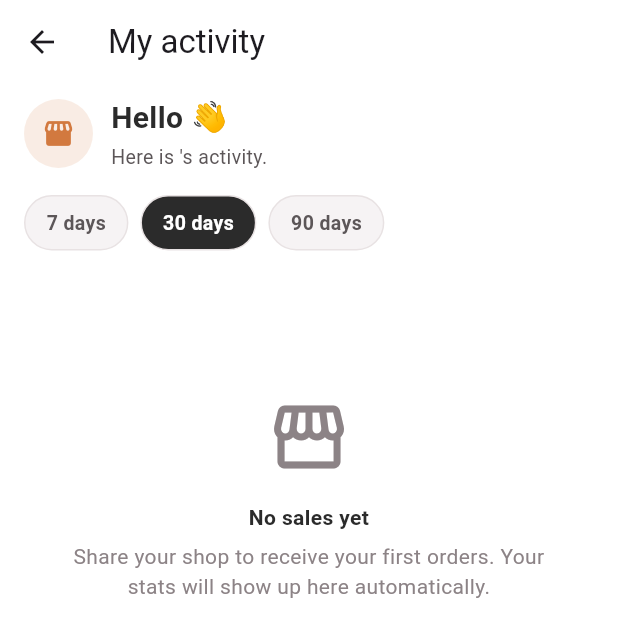
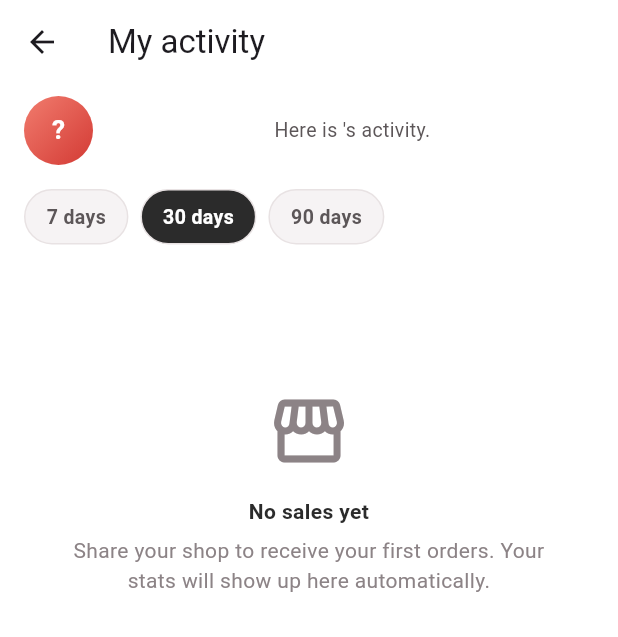
Before and after one commit to eminasidamine/hackathon, a Flutter app: the VendorDashboardScreen screen opened directly with empty values, on a phone screen of 412 x 824 dp. Shown: the top 637 px of the screen. Run offline on Flutter 3.47's test engine with Material 3 defaults, Android fonts, the phone set to English and light mode, and no system bars; our stand-ins replace cached_network_image, flutter_map, flutter_svg, image_picker, latlong2, pdf and 2 more; missing offline and left inert: dart:html; accounts and stored records are empty.

Commit message:
Make merchant code optional, redesign vendor activity header
- Merchant code is no longer required to create/edit a shop: vendors
  without one can still get clients, who receive the order and arrange
  payment directly (helper text explains this instead of blocking submit)
- "My activity" header: drop the "Bonjour {name}" greeting, center the
  "Voici l'activité de {shop}" line next to the avatar, and show the
  shop's real logo (ShopAvatar) instead of a generic storefront icon
- Replace the copper highlight on the revenue KPI card with a pale blue
  tint (AppTheme.kpiHighlight/kpiHighlightBorder) for a more
  professional look

Co-Authored-By: Claude Sonnet 5 <noreply@anthropic.com>
Claude-Session: https://claude.ai/code/session_012Y2qMg5L1ijpiyNF9rYbDt

```diff
--- a/lib/core/strings.dart
+++ b/lib/core/strings.dart
@@ -1567,6 +1567,21 @@ class Strings {
       'ar': 'مطلوب لاستلام المدفوعات عبر التطبيق',
       'en': 'Required to receive payments through the app',
     },
+    'merchant_code_form_label': {
+      'fr': 'Code marchand (facultatif)',
+      'ar': 'رمز التاجر (اختياري)',
+      'en': 'Merchant code (optional)',
+    },
+    'merchant_code_helper_optional': {
+      'fr': 'Si vous n\'avez pas encore de code marchand, laissez ce champ '
+          'vide — vos clients pourront quand même commander, puis vous '
+          'contacter pour convenir du paiement.',
+      'ar': 'إذا لم يكن لديك رمز تاجر بعد، اترك هذا الحقل فارغًا — سيتمكن '
+          'عملاؤك من الطلب رغم ذلك، ثم التواصل معك للاتفاق على الدفع.',
+      'en': 'If you don\'t have a merchant code yet, leave this field blank '
+          '— your customers can still order, then contact you to arrange '
+          'payment.',
+    },
     'pickup_location_label': {
       'fr': 'Lieu de récupération (pour les livreurs)',
       'ar': 'مكان الاستلام (للسائقين)',
--- a/lib/core/theme.dart
+++ b/lib/core/theme.dart
@@ -29,6 +29,8 @@ class AppTheme {
   static const Color amber = Color(0xFFF5A623);
   static const Color stockWarn = Color(0xFFE0A34D);
   static const Color verifiedBlue = Color(0xFF6FB4F0);
+  static const Color kpiHighlight = Color(0xFFE6F2FE);
+  static const Color kpiHighlightBorder = Color(0xFFBFDDFA);
   static const Color imageBg = Color(0xFFFFFFFF);
   static const Color red = Color(0xFFE0473E);
   static const Color redPress = Color(0xFFC53D35);
--- a/lib/features/vendor/my_shop_screen.dart
+++ b/lib/features/vendor/my_shop_screen.dart
@@ -790,6 +790,7 @@ class _MyShopDashboardState extends State<_MyShopDashboard> {
               builder: (_) => VendorDashboardScreen(
                 shopId: widget.shop.id,
                 shopName: widget.shop.name,
+                shopLogoUrl: widget.shop.logoUrl,
               ),
             ),
           ),
@@ -2433,13 +2434,10 @@ class _MerchantCodeFields extends StatelessWidget {
         TextFormField(
           controller: codeController,
           decoration: InputDecoration(
-            labelText: t('merchant_code_label'),
-            helperText: t('merchant_code_helper'),
-            helperMaxLines: 2,
-          ),
-          validator: (v) => (v == null || v.trim().isEmpty)
-              ? t('merchant_code_required_hint')
-              : null,
+            labelText: t('merchant_code_form_label'),
+            helperText: t('merchant_code_helper_optional'),
+            helperMaxLines: 3,
+          ),
         ),
       ],
     );
--- a/lib/features/vendor/vendor_dashboard_screen.dart
+++ b/lib/features/vendor/vendor_dashboard_screen.dart
@@ -1,6 +1,5 @@
 import 'package:flutter/material.dart';
 import 'package:provider/provider.dart';
-import 'package:supabase_flutter/supabase_flutter.dart';
 
 import '../../core/money.dart';
 import '../../core/settings_controller.dart';
@@ -12,13 +11,13 @@ import 'business_profile_screen.dart';
 class VendorDashboardScreen extends StatefulWidget {
   final String shopId;
   final String shopName;
-  final String vendorFirstName;
+  final String? shopLogoUrl;
 
   const VendorDashboardScreen({
     super.key,
     required this.shopId,
     required this.shopName,
-    this.vendorFirstName = '',
+    this.shopLogoUrl,
   });
 
   @override
@@ -29,15 +28,6 @@ class _VendorDashboardScreenState extends State<VendorDashboardScreen> {
   final AnalyticsService _analytics = AnalyticsService();
   late Future<VendorAnalytics> _future;
   int _range = 30;
-
-  String get _firstName {
-    if (widget.vendorFirstName.trim().isNotEmpty) {
-      return widget.vendorFirstName;
-    }
-    final meta = Supabase.instance.client.auth.currentUser?.userMetadata;
-    final full = (meta?['full_name'] as String?)?.trim() ?? '';
-    return full.isEmpty ? '' : full.split(' ').first;
-  }
 
   String Function(String) get _t => context.read<SettingsController>().t;
 
@@ -79,7 +69,10 @@ class _VendorDashboardScreenState extends State<VendorDashboardScreen> {
             child: ListView(
               padding: const EdgeInsets.fromLTRB(16, 8, 16, 32),
               children: [
-                _Greeting(name: _firstName, shop: widget.shopName, t: t),
+                _Greeting(
+                    shop: widget.shopName,
+                    shopLogoUrl: widget.shopLogoUrl,
+                    t: t),
                 const SizedBox(height: 16),
                 _RangePicker(
                     value: _range, onChanged: (v) => _reload(range: v), t: t),
@@ -124,43 +117,26 @@ class _VendorDashboardScreenState extends State<VendorDashboardScreen> {
 }
 
 class _Greeting extends StatelessWidget {
-  final String name;
   final String shop;
+  final String? shopLogoUrl;
   final String Function(String) t;
-  const _Greeting({required this.name, required this.shop, required this.t});
+  const _Greeting(
+      {required this.shop, required this.shopLogoUrl, required this.t});
 
   @override
   Widget build(BuildContext context) {
-    final hello = name.trim().isEmpty
-        ? '${t('vendor_hello')} 👋'
-        : '${t('vendor_hello')} ${name.trim()} 👋';
     return Row(
       crossAxisAlignment: CrossAxisAlignment.center,
       children: [
-        Container(
-          width: 46,
-          height: 46,
-          decoration: BoxDecoration(
-            color: AppTheme.copper.withValues(alpha: 0.14),
-            shape: BoxShape.circle,
-          ),
-          child: const Icon(Icons.storefront_rounded,
-              color: AppTheme.copper, size: 22),
-        ),
+        ShopAvatar(name: shop, logoUrl: shopLogoUrl, size: 46),
         const SizedBox(width: 12),
         Expanded(
-          child: Column(
-            crossAxisAlignment: CrossAxisAlignment.start,
-            children: [
-              Text(hello,
-                  style: const TextStyle(
-                      fontSize: 20,
-                      fontWeight: FontWeight.w700,
-                      color: AppTheme.ink)),
-              const SizedBox(height: 2),
-              Text(t('vendor_activity_subtitle').replaceAll('{shop}', shop),
-                  style: const TextStyle(fontSize: 13, color: AppTheme.ink2)),
-            ],
+          child: Center(
+            child: Text(
+              t('vendor_activity_subtitle').replaceAll('{shop}', shop),
+              textAlign: TextAlign.center,
+              style: const TextStyle(fontSize: 13, color: AppTheme.ink2),
+            ),
           ),
         ),
       ],
@@ -264,13 +240,14 @@ class _Kpi extends StatelessWidget {
     return Container(
       padding: const EdgeInsets.all(16),
       decoration: BoxDecoration(
-        color: emphasis ? AppTheme.copper : AppTheme.panel,
+        color: emphasis ? AppTheme.kpiHighlight : AppTheme.panel,
         borderRadius: BorderRadius.circular(AppTheme.radiusCard),
-        border: emphasis ? null : Border.all(color: AppTheme.line),
+        border: Border.all(
+            color: emphasis ? AppTheme.kpiHighlightBorder : AppTheme.line),
         boxShadow: emphasis
             ? [
                 BoxShadow(
-                  color: AppTheme.copper.withValues(alpha: 0.28),
+                  color: AppTheme.kpiHighlightBorder.withValues(alpha: 0.5),
                   blurRadius: 14,
                   offset: const Offset(0, 6),
                 ),
@@ -288,17 +265,13 @@ class _Kpi extends StatelessWidget {
               style: TextStyle(
                 fontSize: emphasis ? 24 : 22,
                 fontWeight: FontWeight.w700,
-                color: emphasis ? Colors.white : AppTheme.ink,
+                color: AppTheme.ink,
               ),
             ),
           ),
           const SizedBox(height: 4),
           Text(label,
-              style: TextStyle(
-                  fontSize: 12,
-                  color: emphasis
-                      ? Colors.white.withValues(alpha: 0.85)
-                      : AppTheme.ink2)),
+              style: const TextStyle(fontSize: 12, color: AppTheme.ink2)),
         ],
       ),
     );
```
